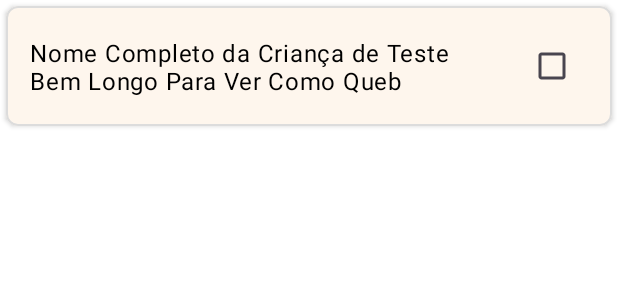
After one commit to Tleofreitas/AdoteJR, an Android app: the layout item_filho_presenca.xml on its own in the app's theme, with its tools: preview values and no code run, on a phone screen of 412 x 824 dp. The commit adds this screen. Shown: the top 300 px of the screen. Run offline under Robolectric (Android 15) with nearby library versions, the phone set to English and light mode, and no system bars; Roboto replaces fonts that are not available here.

Commit message:
Abas em Listagem 9) PresencaAdapter

```diff
--- /dev/null
+++ b/app/src/main/res/layout/item_filho_presenca.xml
@@ -0,0 +1,46 @@
+<?xml version="1.0" encoding="utf-8"?>
+<com.google.android.material.card.MaterialCardView
+    xmlns:android="http://schemas.android.com/apk/res/android"
+    xmlns:app="http://schemas.android.com/apk/res-auto"
+    xmlns:tools="http://schemas.android.com/tools"
+    android:layout_width="match_parent"
+    android:layout_height="wrap_content"
+    android:layout_marginHorizontal="4dp"
+    android:layout_marginVertical="4dp"
+    app:cardCornerRadius="8dp"
+    app:cardElevation="2dp"
+    app:strokeWidth="1dp"
+    app:strokeColor="@color/cinzaBorda">
+
+    <androidx.constraintlayout.widget.ConstraintLayout
+        android:layout_width="match_parent"
+        android:layout_height="wrap_content"
+        android:padding="16dp">
+
+        <!-- Nome da Criança (à esquerda ) -->
+        <TextView
+            android:id="@+id/textNomeFilho"
+            android:layout_width="0dp"
+            android:layout_height="wrap_content"
+            android:layout_marginEnd="16dp"
+            android:textAppearance="?attr/textAppearanceBody1"
+            android:textColor="@color/black"
+            android:textSize="16sp"
+            app:layout_constraintBottom_toBottomOf="parent"
+            app:layout_constraintEnd_toStartOf="@+id/checkboxPresenca"
+            app:layout_constraintStart_toStartOf="parent"
+            app:layout_constraintTop_toTopOf="parent"
+            tools:text="Nome Completo da Criança de Teste Bem Longo Para Ver Como Queb" />
+
+        <!-- CheckBox (à direita) -->
+        <CheckBox
+            android:id="@+id/checkboxPresenca"
+            android:layout_width="wrap_content"
+            android:layout_height="wrap_content"
+            app:layout_constraintBottom_toBottomOf="parent"
+            app:layout_constraintEnd_toEndOf="parent"
+            app:layout_constraintTop_toTopOf="parent" />
+
+    </androidx.constraintlayout.widget.ConstraintLayout>
+
+</com.google.android.material.card.MaterialCardView>
--- a/app/src/main/res/values/colors.xml
+++ b/app/src/main/res/values/colors.xml
@@ -18,11 +18,8 @@
     <!-- NOVAS CORES PARA O GRÁFICO PCD -->
     <color name="grafico_verde">#2A9D8F</color> <!-- Verde-azulado -->
     <color name="grafico_roxo">#6A4C93</color> <!-- Roxo suave -->
-
-
+    <color name="cinzaBorda">#DCDCDC</color>
 <!--    #ffd19b-->
-<!--    #DCDCDC-->
-
 <!--    <color name="azulClaro">#219EBC</color>-->
 <!--    <color name="azulMaisClaro">#8ECAE6</color>-->
 <!--    FB8500 laranja-->
```
Also changed, not shown: app/src/main/java/com/example/adotejr/adapters/PresencaAdapter.kt (added, +78 -0 lines), app/src/main/res/layout/item_cadastros.xml (+0 -43 lines).
